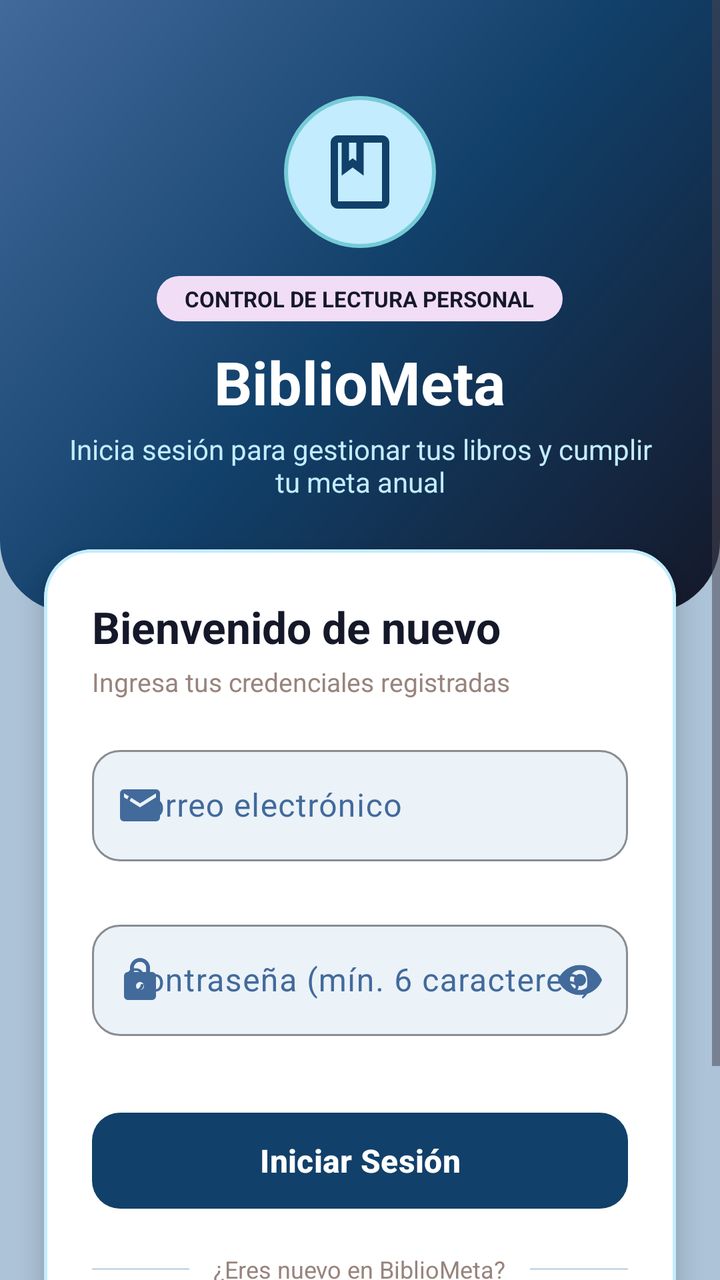
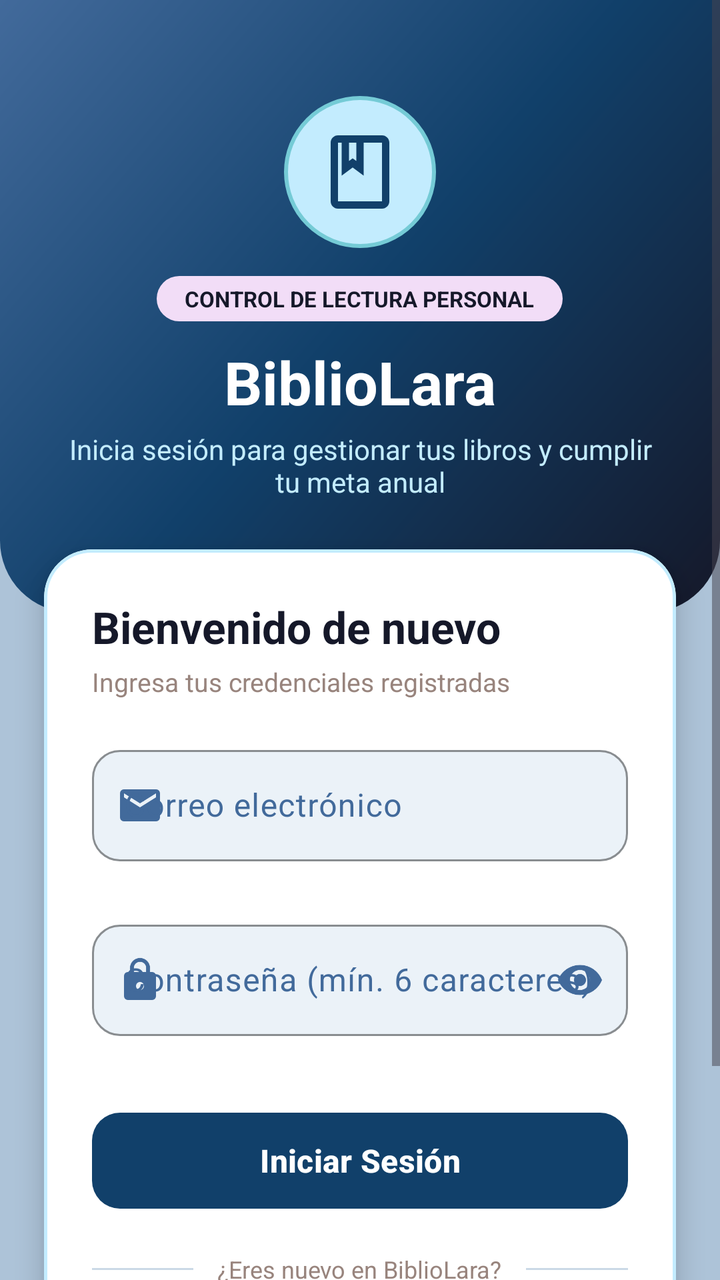

Compare the two renders of this Android layout. The source of the first and the diff that turns it into the second are given below.
<!-- AndroidManifest.xml: application theme Theme.DSMDesafio03 -->
<!-- res/layout/activity_login.xml -->
<?xml version="1.0" encoding="utf-8"?>
<ScrollView xmlns:android="http://schemas.android.com/apk/res/android"
    xmlns:app="http://schemas.android.com/apk/res-auto"
    android:layout_width="match_parent"
    android:layout_height="match_parent"
    android:background="@color/bg_sky_gray"
    android:fillViewport="true">

    <androidx.constraintlayout.widget.ConstraintLayout
        android:layout_width="match_parent"
        android:layout_height="wrap_content"
        android:paddingBottom="32dp">

        
        <LinearLayout
            android:id="@+id/headerContainer"
            android:layout_width="0dp"
            android:layout_height="wrap_content"
            android:background="@drawable/bg_auth_header"
            android:gravity="center_horizontal"
            android:orientation="vertical"
            android:paddingHorizontal="28dp"
            android:paddingTop="48dp"
            android:paddingBottom="56dp"
            app:layout_constraintEnd_toEndOf="parent"
            app:layout_constraintStart_toStartOf="parent"
            app:layout_constraintTop_toTopOf="parent">

            <FrameLayout
                android:layout_width="76dp"
                android:layout_height="76dp"
                android:background="@drawable/bg_icon_circle"
                android:padding="16dp">

                <ImageView
                    android:layout_width="match_parent"
                    android:layout_height="match_parent"
                    android:contentDescription="Logo BiblioMeta"
                    android:src="@drawable/ic_book_logo" />
            </FrameLayout>

            <TextView
                android:layout_width="wrap_content"
                android:layout_height="wrap_content"
                android:layout_marginTop="14dp"
                android:background="@drawable/bg_badge_pink"
                android:paddingHorizontal="14dp"
                android:paddingVertical="4dp"
                android:text="CONTROL DE LECTURA PERSONAL"
                android:textColor="@color/dark_night"
                android:textSize="11sp"
                android:textStyle="bold" />

            <TextView
                android:layout_width="wrap_content"
                android:layout_height="wrap_content"
                android:layout_marginTop="10dp"
                android:text="BiblioMeta"
                android:textColor="@color/white"
                android:textSize="30sp"
                android:textStyle="bold" />

            <TextView
                android:layout_width="wrap_content"
                android:layout_height="wrap_content"
                android:layout_marginTop="4dp"
                android:gravity="center"
                android:text="Inicia sesión para gestionar tus libros y cumplir tu meta anual"
                android:textColor="@color/ice_cyan"
                android:textSize="14sp" />
        </LinearLayout>

        
        <com.google.android.material.card.MaterialCardView
            android:id="@+id/cardLogin"
            android:layout_width="0dp"
            android:layout_height="wrap_content"
            android:layout_marginHorizontal="22dp"
            android:layout_marginTop="-32dp"
            app:cardBackgroundColor="@color/surface_card_elevated"
            app:cardCornerRadius="24dp"
            app:cardElevation="8dp"
            app:layout_constraintEnd_toEndOf="parent"
            app:layout_constraintStart_toStartOf="parent"
            app:layout_constraintTop_toBottomOf="@id/headerContainer"
            app:strokeColor="@color/ice_cyan"
            app:strokeWidth="1.5dp">

            <LinearLayout
                android:layout_width="match_parent"
                android:layout_height="wrap_content"
                android:orientation="vertical"
                android:padding="24dp">

                <TextView
                    android:layout_width="wrap_content"
                    android:layout_height="wrap_content"
                    android:text="Bienvenido de nuevo"
                    android:textColor="@color/dark_night"
                    android:textSize="22sp"
                    android:textStyle="bold" />

                <TextView
                    android:layout_width="wrap_content"
                    android:layout_height="wrap_content"
                    android:layout_marginTop="4dp"
                    android:layout_marginBottom="20dp"
                    android:text="Ingresa tus credenciales registradas"
                    android:textColor="@color/warm_taupe"
                    android:textSize="13sp" />

                
                <com.google.android.material.textfield.TextInputLayout
                    android:id="@+id/tilEmail"
                    style="@style/Widget.Material3.TextInputLayout.OutlinedBox"
                    android:layout_width="match_parent"
                    android:layout_height="wrap_content"
                    android:hint="Correo electrónico"
                    app:boxBackgroundColor="@color/surface_input"
                    app:boxCornerRadiusBottomEnd="14dp"
                    app:boxCornerRadiusBottomStart="14dp"
                    app:boxCornerRadiusTopEnd="14dp"
                    app:boxCornerRadiusTopStart="14dp"
                    app:boxStrokeColor="@color/deep_teal"
                    app:errorEnabled="true"
                    app:startIconDrawable="@drawable/ic_email"
                    app:startIconTint="@color/steel_blue">

                    <com.google.android.material.textfield.TextInputEditText
                        android:id="@+id/etEmail"
                        android:layout_width="match_parent"
                        android:layout_height="wrap_content"
                        android:inputType="textEmailAddress"
                        android:maxLines="1"
                        android:textColor="@color/dark_night" />
                </com.google.android.material.textfield.TextInputLayout>

                
                <com.google.android.material.textfield.TextInputLayout
                    android:id="@+id/tilPassword"
                    style="@style/Widget.Material3.TextInputLayout.OutlinedBox"
                    android:layout_width="match_parent"
                    android:layout_height="wrap_content"
                    android:layout_marginTop="6dp"
                    android:hint="Contraseña (mín. 6 caracteres)"
                    app:boxBackgroundColor="@color/surface_input"
                    app:boxCornerRadiusBottomEnd="14dp"
                    app:boxCornerRadiusBottomStart="14dp"
                    app:boxCornerRadiusTopEnd="14dp"
                    app:boxCornerRadiusTopStart="14dp"
                    app:boxStrokeColor="@color/deep_teal"
                    app:endIconMode="password_toggle"
                    app:endIconTint="@color/steel_blue"
                    app:errorEnabled="true"
                    app:startIconDrawable="@drawable/ic_lock"
                    app:startIconTint="@color/steel_blue">

                    <com.google.android.material.textfield.TextInputEditText
                        android:id="@+id/etPassword"
                        android:layout_width="match_parent"
                        android:layout_height="wrap_content"
                        android:inputType="textPassword"
                        android:maxLines="1"
                        android:textColor="@color/dark_night" />
                </com.google.android.material.textfield.TextInputLayout>

                
                <com.google.android.material.progressindicator.LinearProgressIndicator
                    android:id="@+id/progressBar"
                    android:layout_width="match_parent"
                    android:layout_height="wrap_content"
                    android:layout_marginTop="8dp"
                    android:indeterminate="true"
                    android:visibility="gone"
                    app:indicatorColor="@color/accent_turquoise"
                    app:trackColor="@color/ice_cyan"
                    app:trackCornerRadius="4dp" />

                
                <com.google.android.material.button.MaterialButton
                    android:id="@+id/btnLogin"
                    android:layout_width="match_parent"
                    android:layout_height="56dp"
                    android:layout_marginTop="14dp"
                    android:text="Iniciar Sesión"
                    android:textAllCaps="false"
                    android:textColor="@color/white"
                    android:textSize="16sp"
                    android:textStyle="bold"
                    app:backgroundTint="@color/deep_teal"
                    app:cornerRadius="14dp"
                    app:elevation="4dp" />

                
                <LinearLayout
                    android:layout_width="match_parent"
                    android:layout_height="wrap_content"
                    android:layout_marginVertical="18dp"
                    android:gravity="center_vertical"
                    android:orientation="horizontal">

                    <View
                        android:layout_width="0dp"
                        android:layout_height="1dp"
                        android:layout_weight="1"
                        android:background="@color/divider_soft" />

                    <TextView
                        android:layout_width="wrap_content"
                        android:layout_height="wrap_content"
                        android:layout_marginHorizontal="12dp"
                        android:text="¿Eres nuevo en BiblioMeta?"
                        android:textColor="@color/warm_taupe"
                        android:textSize="12sp" />

                    <View
                        android:layout_width="0dp"
                        android:layout_height="1dp"
                        android:layout_weight="1"
                        android:background="@color/divider_soft" />
                </LinearLayout>

                
                <com.google.android.material.button.MaterialButton
                    android:id="@+id/btnGoToRegister"
                    style="@style/Widget.Material3.Button.OutlinedButton"
                    android:layout_width="match_parent"
                    android:layout_height="52dp"
                    android:text="Crear una cuenta nueva"
                    android:textAllCaps="false"
                    android:textColor="@color/deep_teal"
                    android:textSize="15sp"
                    android:textStyle="bold"
                    app:cornerRadius="14dp"
                    app:strokeColor="@color/steel_blue"
                    app:strokeWidth="1.5dp" />

            </LinearLayout>
        </com.google.android.material.card.MaterialCardView>

    </androidx.constraintlayout.widget.ConstraintLayout>
</ScrollView>
<!-- resources referenced by this layout -->
<resources>
  <color name="accent_turquoise">#75CBD6</color>
  <color name="bg_sky_gray">#ADC3D8</color>
  <color name="dark_night">#151829</color>
  <color name="deep_teal">#11406A</color>
  <color name="divider_soft">#CBD9E6</color>
  <color name="ice_cyan">#C3ECFE</color>
  <color name="steel_blue">#426A9B</color>
  <color name="surface_card_elevated">#FFFFFF</color>
  <color name="surface_input">#EBF2F8</color>
  <color name="warm_taupe">#98847D</color>
  <color name="white">#FFFFFFFF</color>
  <!-- drawable bg_auth_header (drawable) -->
  <?xml version="1.0" encoding="utf-8"?>
  <shape xmlns:android="http://schemas.android.com/apk/res/android"
      android:shape="rectangle">
      <gradient
          android:angle="135"
          android:startColor="@color/dark_night"
          android:centerColor="@color/deep_teal"
          android:endColor="@color/steel_blue"
          android:type="linear" />
      <corners
          android:bottomLeftRadius="36dp"
          android:bottomRightRadius="36dp" />
  </shape>
  <!-- drawable bg_badge_pink (drawable) -->
  <?xml version="1.0" encoding="utf-8"?>
  <shape xmlns:android="http://schemas.android.com/apk/res/android"
      android:shape="rectangle">
      <solid android:color="@color/pearl_pink" />
      <corners android:radius="50dp" />
  </shape>
  <!-- drawable bg_icon_circle (drawable) -->
  <?xml version="1.0" encoding="utf-8"?>
  <shape xmlns:android="http://schemas.android.com/apk/res/android"
      android:shape="oval">
      <solid android:color="@color/ice_cyan" />
      <stroke
          android:width="2dp"
          android:color="@color/accent_turquoise" />
  </shape>
  <!-- drawable ic_book_logo (drawable) -->
  <vector xmlns:android="http://schemas.android.com/apk/res/android"
      android:width="24dp"
      android:height="24dp"
      android:viewportWidth="24"
      android:viewportHeight="24">
      <path
          android:fillColor="@color/deep_teal"
          android:pathData="M18,2H6C4.9,2 4,2.9 4,4v16c0,1.1 0.9,2 2,2h12c1.1,0 2,-0.9 2,-2V4C20,2.9 19.1,2 18,2zM9,4h2v5l-1,-0.75L9,9V4zM18,20H6V4h1v9l3,-2.25L13,13V4h5V20z" />
  </vector>
  <!-- drawable ic_email (drawable) -->
  <vector xmlns:android="http://schemas.android.com/apk/res/android"
      android:width="24dp"
      android:height="24dp"
      android:viewportWidth="24"
      android:viewportHeight="24">
      <path
          android:fillColor="@color/steel_blue"
          android:pathData="M20,4H4C2.9,4 2.01,4.9 2.01,6L2,18c0,1.1 0.9,2 2,2h16c1.1,0 2,-0.9 2,-2V6C22,4.9 21.1,4 20,4zM20,8l-8,5L4,8V6l8,5l8,-5V8z" />
  </vector>
  <!-- drawable ic_lock (drawable) -->
  <vector xmlns:android="http://schemas.android.com/apk/res/android"
      android:width="24dp"
      android:height="24dp"
      android:viewportWidth="24"
      android:viewportHeight="24">
      <path
          android:fillColor="@color/steel_blue"
          android:pathData="M18,8h-1V6c0,-2.76 -2.24,-5 -5,-5S7,3.24 7,6v2H6c-1.1,0 -2,0.9 -2,2v10c0,1.1 0.9,2 2,2h12c1.1,0 2,-0.9 2,-2V10C20,8.9 19.1,8 18,8zM12,17c-1.1,0 -2,-0.9 -2,-2s0.9,-2 2,-2s2,0.9 2,2S13.1,17 12,17zM15.1,8H8.9V6c0,-1.71 1.39,-3.1 3.1,-3.1s3.1,1.39 3.1,3.1V8z" />
  </vector>
  <style name="Theme.DSMDesafio03" parent="Base.Theme.DSMDesafio03" />
  <color name="pearl_pink">#F2DDF7</color>
  <color name="surface_card">#F4F8FC</color>
  <color name="status_error">#C93B3B</color>
  <!-- unchanged entries left out for length: 1 -->
</resources>

<!-- the commit's change to res/layout/activity_login.xml (unified diff, before → after) -->
@@ -35,7 +35,7 @@
                 <ImageView
                     android:layout_width="match_parent"
                     android:layout_height="match_parent"
-                    android:contentDescription="Logo BiblioMeta"
+                    android:contentDescription="Logo BiblioLara"
                     android:src="@drawable/ic_book_logo" />
             </FrameLayout>
 
@@ -55,7 +55,7 @@
                 android:layout_width="wrap_content"
                 android:layout_height="wrap_content"
                 android:layout_marginTop="10dp"
-                android:text="BiblioMeta"
+                android:text="BiblioLara"
                 android:textColor="@color/white"
                 android:textSize="30sp"
                 android:textStyle="bold" />
@@ -209,7 +209,7 @@
                         android:layout_width="wrap_content"
                         android:layout_height="wrap_content"
                         android:layout_marginHorizontal="12dp"
-                        android:text="¿Eres nuevo en BiblioMeta?"
+                        android:text="¿Eres nuevo en BiblioLara?"
                         android:textColor="@color/warm_taupe"
                         android:textSize="12sp" />
 
